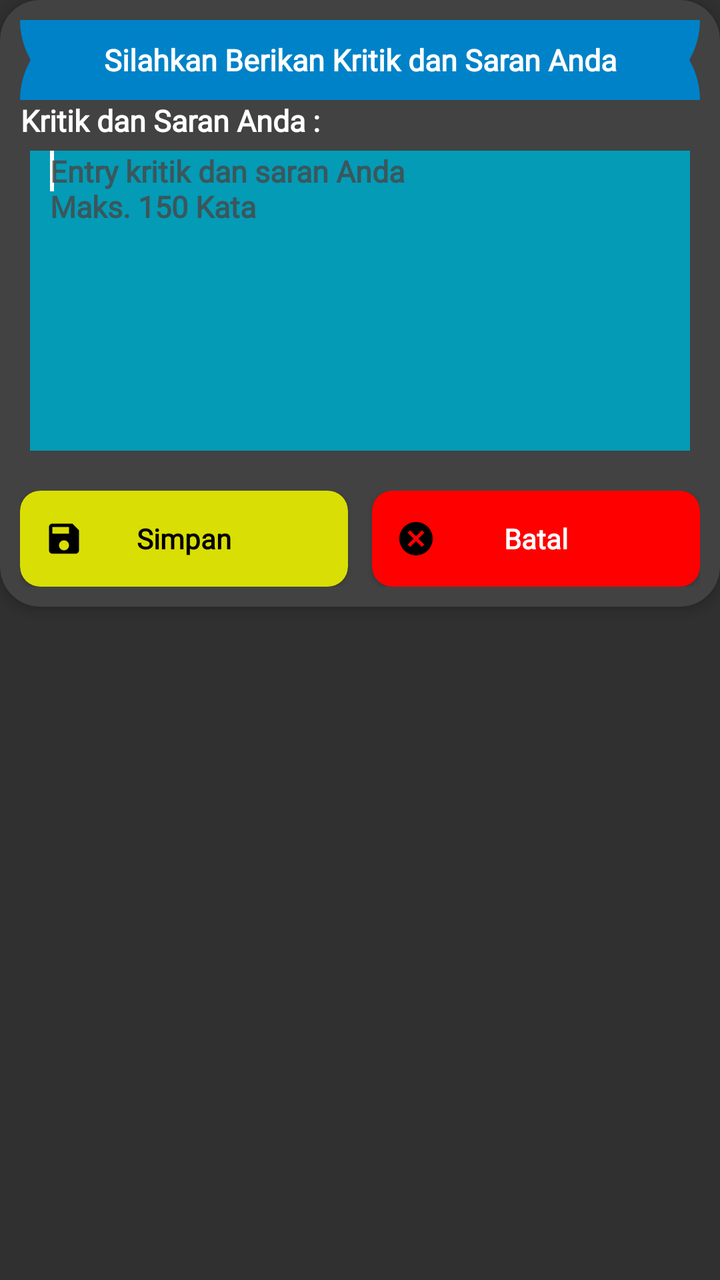
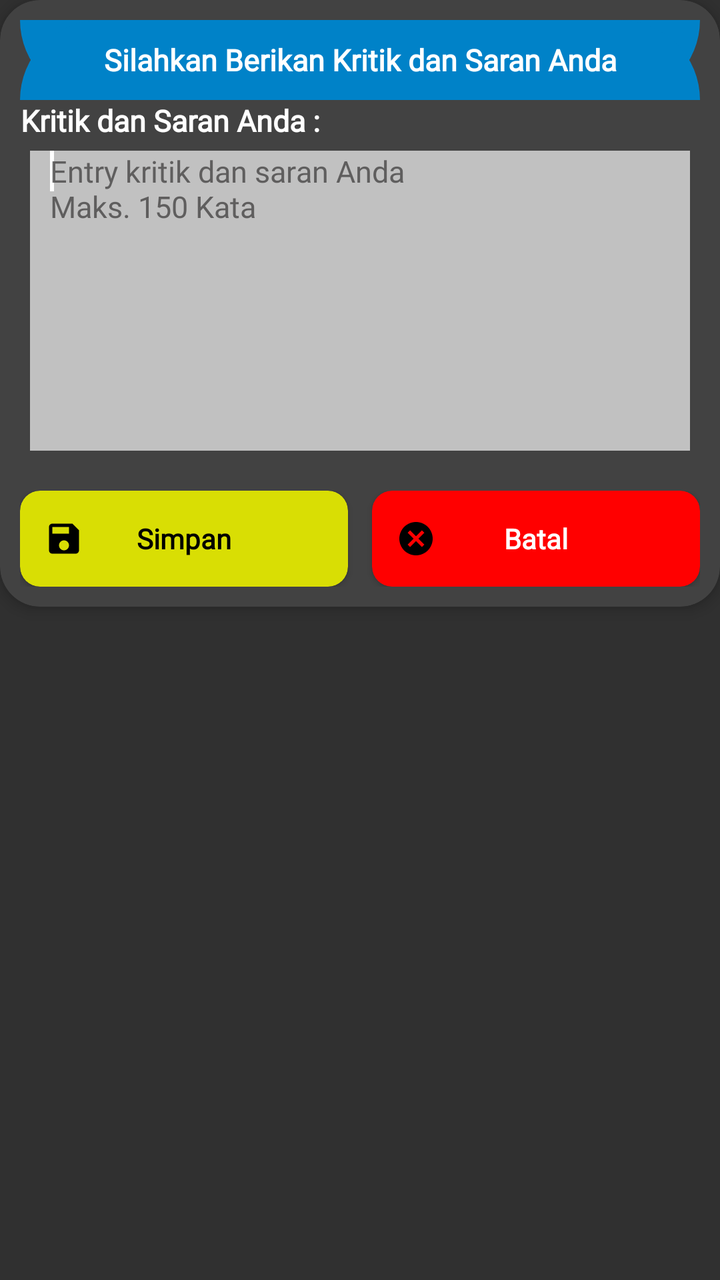

The first picture is an Android layout as it rendered before a commit; the second is the same layout after the commit. The layout source and the unified diff follow.
<!-- AndroidManifest.xml: application theme AppTheme -->
<!-- res/layout/dialog_pop_up.xml -->
<?xml version="1.0" encoding="utf-8"?>
<RelativeLayout
    xmlns:app="http://schemas.android.com/apk/res-auto"
    xmlns:android="http://schemas.android.com/apk/res/android"
    xmlns:tools="http://schemas.android.com/tools"
    android:layout_width="wrap_content"
    android:layout_height="wrap_content" >

    <androidx.cardview.widget.CardView
        android:layout_width="match_parent"
        android:layout_height="wrap_content"
        app:cardCornerRadius="20dp"
        app:cardElevation="4dp">

        <RelativeLayout
            android:id="@+id/laylistrecent"
            android:layout_width="match_parent"
            android:layout_height="match_parent"
            android:padding="10dp"
            android:orientation="vertical" >

            <TextView
                android:id="@+id/ambil_nip_pop"
                android:layout_width="match_parent"
                android:layout_height="wrap_content"
                android:textColor="@color/hitam"
                android:visibility="gone" />

            <View
                android:layout_width="match_parent"
                android:layout_height="40dp"
                android:layout_alignParentTop="true"
                android:background="@drawable/circle" />
            <View
                android:layout_width="match_parent"
                android:layout_height="40dp"
                android:layout_alignParentTop="true"
                android:background="@drawable/circle1" />

            <TextView
                android:id="@+id/judul"
                android:layout_width="match_parent"
                android:layout_height="40dp"
                android:gravity="center|center_horizontal"
                android:text="@string/silahkan_berikan_kritik_dan_saran_anda"
                android:textColor="@color/white"
                android:fontFamily="@font/poppins_regular"
                android:textSize="15sp"
                android:textStyle="bold" />

            <TextView
                android:id="@+id/kritik"
                android:layout_width="wrap_content"
                android:layout_height="wrap_content"
                android:layout_below="@+id/judul"
                android:gravity="center|center_horizontal"
                android:text="@string/feedback_anda_"
                android:textColor="@color/white"
                android:fontFamily="@font/poppins_regular"
                android:textSize="15sp"
                android:textStyle="bold" />

            <EditText
                android:id="@+id/editkritik"
                android:layout_width="match_parent"
                android:layout_height="150dp"
                android:layout_below="@+id/kritik"
                android:autofillHints="Kritik Saran Anda"
                android:ems="10"
                android:gravity="left"
                android:paddingLeft="10dp"
                android:paddingRight="10dp"
                android:layout_margin="5dp"
                android:layout_marginBottom="5dp"
                android:hint="@string/kritik_dan_saran_anda_n_maks_150_kata"
                android:inputType="textCapSentences|textMultiLine"
                android:textColor="@color/white"
                android:textColorHint="@color/monsoon"
                android:textSize="15sp"
                android:background="@color/list_item_title_gelap"
                android:fontFamily="@font/poppins_regular"
                android:textStyle="bold"
                tools:ignore="RtlHardcoded">

                <requestFocus />
            </EditText>
            <LinearLayout
                android:id="@+id/layout_register_lupa"
                android:layout_width="match_parent"
                android:layout_height="wrap_content"
                android:layout_below="@+id/editkritik"
                android:layout_marginTop="15dp"
                android:orientation="horizontal"
                android:weightSum="2">

                <androidx.cardview.widget.CardView
                    android:id="@+id/btn_simpan"
                    android:layout_width="0dp"
                    android:layout_height="48dp"
                    android:layout_weight="1"
                    android:layout_marginEnd="6dp"
                    app:cardBackgroundColor="#D9DE04"
                    app:cardCornerRadius="10dp">

                    <RelativeLayout
                        android:layout_width="match_parent"
                        android:layout_height="match_parent">

                        <ImageView
                            android:layout_width="20dp"
                            android:layout_height="wrap_content"
                            android:layout_centerVertical="true"
                            android:layout_marginStart="12dp"
                            android:src="@drawable/ic_save_2"
                            android:contentDescription="@string/todo"/>

                        <TextView
                            android:layout_width="wrap_content"
                            android:layout_height="wrap_content"
                            android:layout_centerInParent="true"
                            android:text="@string/simpan"
                            android:textColor="@color/hitam"
                            android:textSize="14sp"
                            android:textStyle="bold"
                            android:fontFamily="@font/default_font"/>
                    </RelativeLayout>
                </androidx.cardview.widget.CardView>
                <androidx.cardview.widget.CardView
                    android:id="@+id/btn_cncl"
                    android:layout_width="0dp"
                    android:layout_height="48dp"
                    android:layout_weight="1"
                    android:layout_marginStart="6dp"
                    app:cardBackgroundColor="#FF0000"
                    app:cardCornerRadius="10dp">

                    <RelativeLayout
                        android:layout_width="match_parent"
                        android:layout_height="match_parent">

                        <ImageView
                            android:layout_width="20dp"
                            android:layout_height="wrap_content"
                            android:layout_centerVertical="true"
                            android:layout_marginStart="12dp"
                            android:src="@drawable/ic_cancel_black"
                            android:contentDescription="@string/todo"/>

                        <TextView
                            android:layout_width="wrap_content"
                            android:layout_height="wrap_content"
                            android:layout_centerInParent="true"
                            android:text="@string/batal"
                            android:textColor="@color/white"
                            android:textSize="14sp"
                            android:textStyle="bold"
                            android:fontFamily="@font/default_font"/>
                    </RelativeLayout>
                </androidx.cardview.widget.CardView>
            </LinearLayout>
        </RelativeLayout>

    </androidx.cardview.widget.CardView>


</RelativeLayout>
<!-- resources referenced by this layout -->
<resources>
  <color name="hitam">#000000    </color>
  <color name="list_item_title_gelap">#049BB6</color>
  <color name="monsoon">#ce484747  </color>
  <color name="white">#FFFFFF    </color>
  <!-- drawable circle (drawable) -->
  <?xml version="1.0" encoding="utf-8"?>
  <shape xmlns:android="http://schemas.android.com/apk/res/android"
      android:shape="rectangle"
      >
      <solid android:color="@color/list_item_title" />
      <corners android:bottomRightRadius="50dp"
          android:bottomLeftRadius="50dp"
          android:topLeftRadius="0dp"
          android:topRightRadius="0dp"
          android:radius="0dp"
          />
  </shape>
  <!-- drawable circle1 (drawable) -->
  <?xml version="1.0" encoding="utf-8"?>
  <shape xmlns:android="http://schemas.android.com/apk/res/android"
      android:shape="rectangle"
      >
      <solid android:color="@color/list_item_title" />
      <corners android:bottomRightRadius="0dp"
          android:bottomLeftRadius="0dp"
          android:topLeftRadius="50dp"
          android:topRightRadius="50dp"
          android:radius="0dp"
          />
  </shape>
  <!-- drawable ic_cancel_black (drawable) -->
  <vector xmlns:android="http://schemas.android.com/apk/res/android"
          android:width="24dp"
          android:height="24dp"
          android:viewportWidth="24.0"
          android:viewportHeight="24.0">
      <path
          android:fillColor="#FF000000"
          android:pathData="M12,2C6.47,2 2,6.47 2,12s4.47,10 10,10 10,-4.47 10,-10S17.53,2 12,2zM17,15.59L15.59,17 12,13.41 8.41,17 7,15.59 10.59,12 7,8.41 8.41,7 12,10.59 15.59,7 17,8.41 13.41,12 17,15.59z"/>
  </vector>
  <!-- drawable ic_save_2 (drawable) -->
  <vector
      android:height="24dp"
      android:viewportHeight="24.0"
      android:viewportWidth="24.0"
      android:width="24dp"
      xmlns:android="http://schemas.android.com/apk/res/android">
      <path
          android:fillColor="#FF000000"
          android:pathData="M17,3L5,3c-1.11,0 -2,0.9 -2,2v14c0,1.1 0.89,2 2,2h14c1.1,0 2,-0.9 2,-2L21,7l-4,-4zM12,19c-1.66,0 -3,-1.34 -3,-3s1.34,-3 3,-3 3,1.34 3,3 -1.34,3 -3,3zM15,9L5,9L5,5h10v4z"/>
  </vector>
  <string name="batal">Batal</string>
  <string name="feedback_anda_" translatable="false">Kritik dan Saran Anda :</string>
  <string name="kritik_dan_saran_anda_n_maks_150_kata" translatable="false">Entry kritik dan saran Anda\nMaks. 150 Kata</string>
  <string name="silahkan_berikan_kritik_dan_saran_anda">Silahkan Berikan Kritik dan Saran Anda</string>
  <string name="simpan">Simpan</string>
  <string name="todo" translatable="false">TODO</string>
  <style name="AppTheme" parent="Theme.AppCompat.NoActionBar">
          
          <item name="colorPrimary">@color/list_item_title_gelap</item>
          <item name="colorPrimaryDark">@color/list_item_title</item>
          <item name="colorAccent">@color/colorAccent</item>
          <item name="windowActionBar">false</item>
          <item name="windowNoTitle">true</item>
      </style>
  <color name="list_item_title">#0082C8</color>
  <color name="colorAccent">#FFFFFF</color>
</resources>

<!-- the commit's change to res/layout/dialog_pop_up.xml (unified diff, before → after) -->
@@ -77,9 +77,8 @@
                 android:textColor="@color/white"
                 android:textColorHint="@color/monsoon"
                 android:textSize="15sp"
-                android:background="@color/list_item_title_gelap"
+                android:background="#C5E7E7E7"
                 android:fontFamily="@font/poppins_regular"
-                android:textStyle="bold"
                 tools:ignore="RtlHardcoded">
 
                 <requestFocus />
